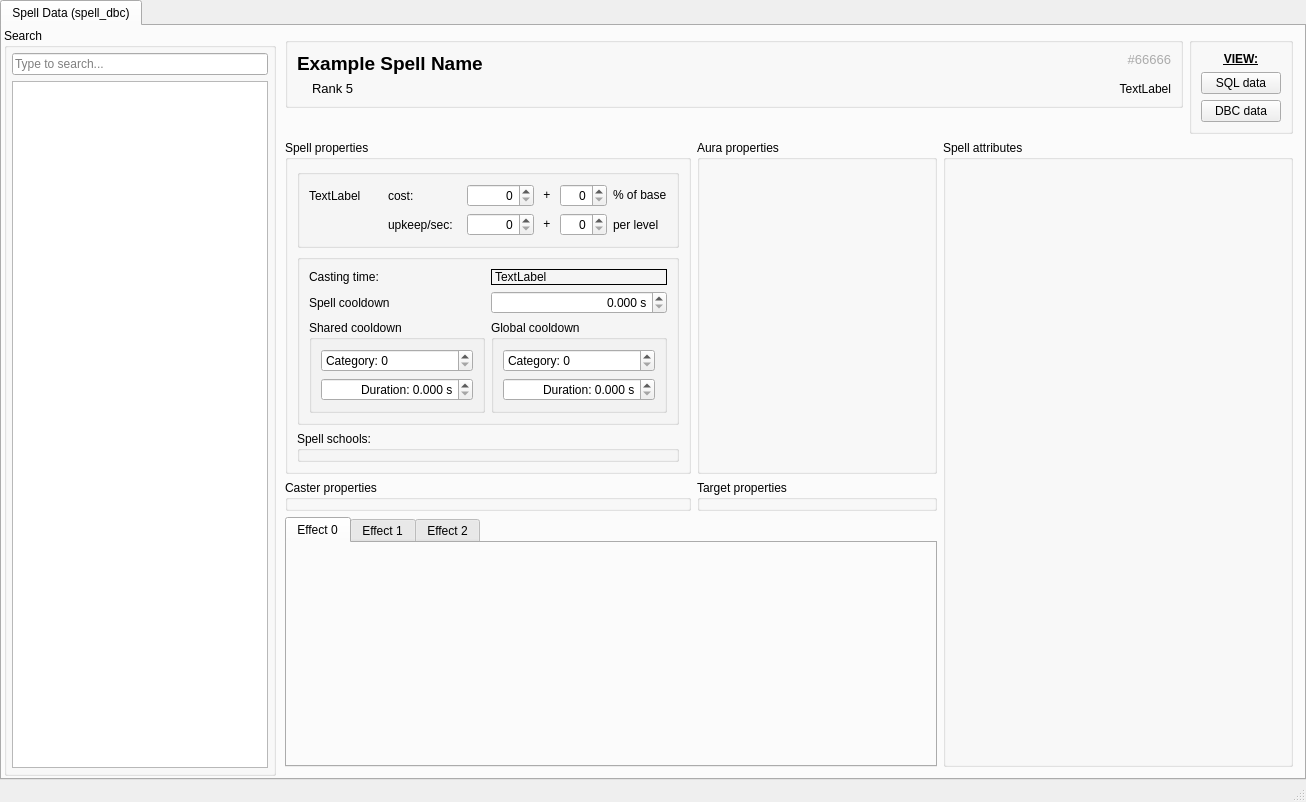
ybm2dyd/TrinityCore, file src/dbedit/UI/MainWindow.ui: the form before one commit.
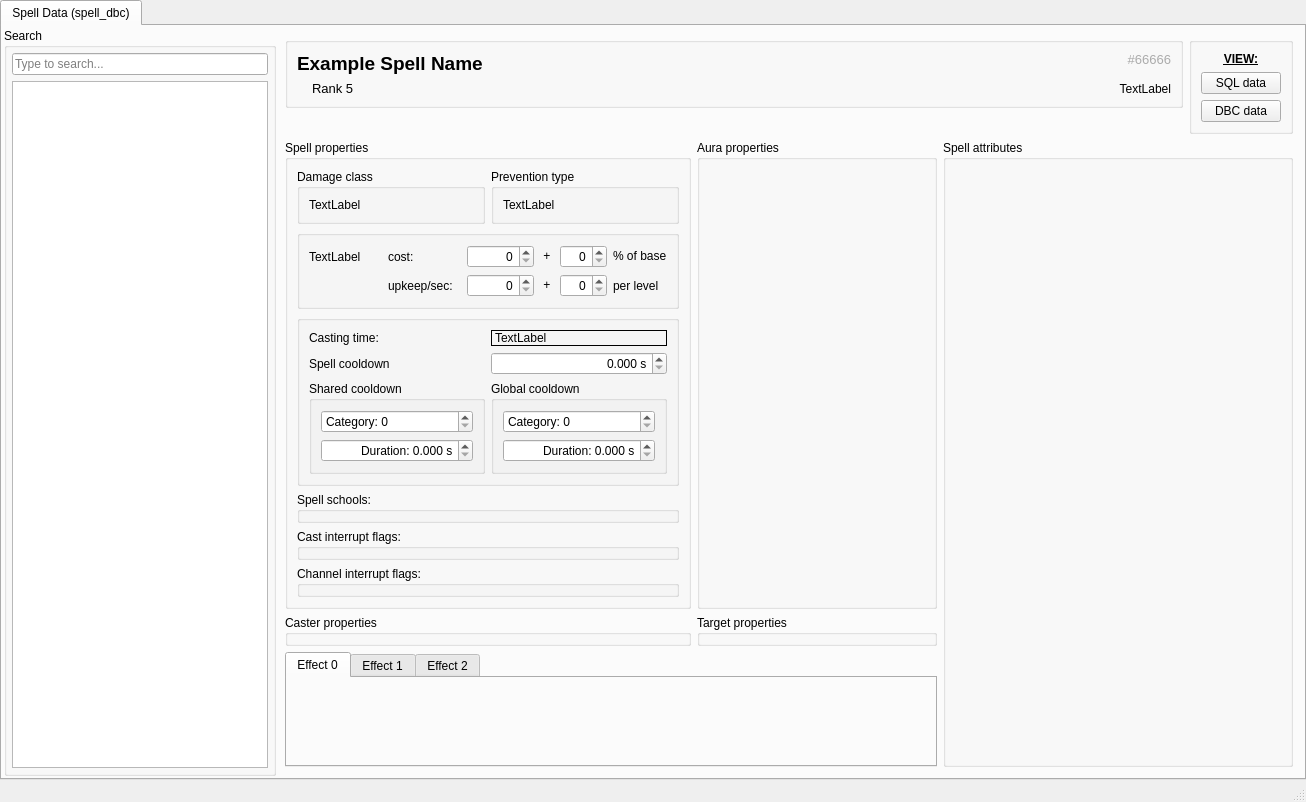
The form after the commit. Custom widgets are drawn as their Qt base class.

Commit message: finish spell properties

What changed in the file:
```diff
--- a/src/dbedit/UI/MainWindow.ui
+++ b/src/dbedit/UI/MainWindow.ui
@@ -395,6 +395,56 @@
               <string>Spell properties</string>
              </property>
              <layout class="QVBoxLayout" name="verticalLayout_6">
+              <item>
+               <widget class="QWidget" name="widget" native="true">
+                <layout class="QHBoxLayout" name="horizontalLayout_5">
+                 <property name="leftMargin">
+                  <number>0</number>
+                 </property>
+                 <property name="topMargin">
+                  <number>0</number>
+                 </property>
+                 <property name="rightMargin">
+                  <number>0</number>
+                 </property>
+                 <property name="bottomMargin">
+                  <number>0</number>
+                 </property>
+                 <item>
+                  <widget class="QGroupBox" name="groupBox_6">
+                   <property name="title">
+                    <string>Damage class</string>
+                   </property>
+                   <layout class="QVBoxLayout" name="verticalLayout_9">
+                    <item>
+                     <widget class="SpellDamageClassDropdown" name="_damageClass">
+                      <property name="text">
+                       <string>TextLabel</string>
+                      </property>
+                     </widget>
+                    </item>
+                   </layout>
+                  </widget>
+                 </item>
+                 <item>
+                  <widget class="QGroupBox" name="groupBox_7">
+                   <property name="title">
+                    <string>Prevention type</string>
+                   </property>
+                   <layout class="QVBoxLayout" name="verticalLayout_10">
+                    <item>
+                     <widget class="SpellPreventionTypeDropdown" name="_preventionType">
+                      <property name="text">
+                       <string>TextLabel</string>
+                      </property>
+                     </widget>
+                    </item>
+                   </layout>
+                  </widget>
+                 </item>
+                </layout>
+               </widget>
+              </item>
               <item>
                <widget class="QGroupBox" name="groupBox_3">
                 <property name="title">
@@ -800,6 +850,20 @@
                 </property>
                </widget>
               </item>
+              <item>
+               <widget class="CastInterruptSelector" name="_interruptFlags">
+                <property name="title">
+                 <string>Cast interrupt flags:</string>
+                </property>
+               </widget>
+              </item>
+              <item>
+               <widget class="ChannelInterruptSelector" name="_channelInterruptFlags">
+                <property name="title">
+                 <string>Channel interrupt flags:</string>
+                </property>
+               </widget>
+              </item>
              </layout>
             </widget>
            </item>
@@ -921,6 +985,28 @@
    <extends>QLabel</extends>
    <header>SearchableDropdown.h</header>
   </customwidget>
+  <customwidget>
+   <class>SpellPreventionTypeDropdown</class>
+   <extends>QLabel</extends>
+   <header>SearchableDropdown.h</header>
+  </customwidget>
+  <customwidget>
+   <class>SpellDamageClassDropdown</class>
+   <extends>QLabel</extends>
+   <header>SearchableDropdown.h</header>
+  </customwidget>
+  <customwidget>
+   <class>ChannelInterruptSelector</class>
+   <extends>QGroupBox</extends>
+   <header>SpellProperties.h</header>
+   <container>1</container>
+  </customwidget>
+  <customwidget>
+   <class>CastInterruptSelector</class>
+   <extends>QGroupBox</extends>
+   <header>SpellProperties.h</header>
+   <container>1</container>
+  </customwidget>
  </customwidgets>
  <resources/>
  <connections/>
```
The commit also changes 7 other files.
